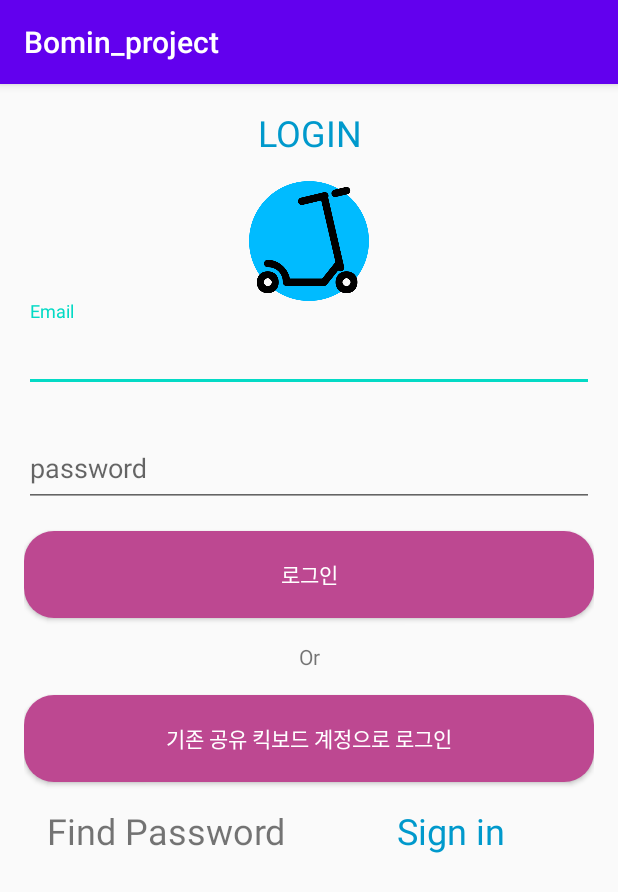
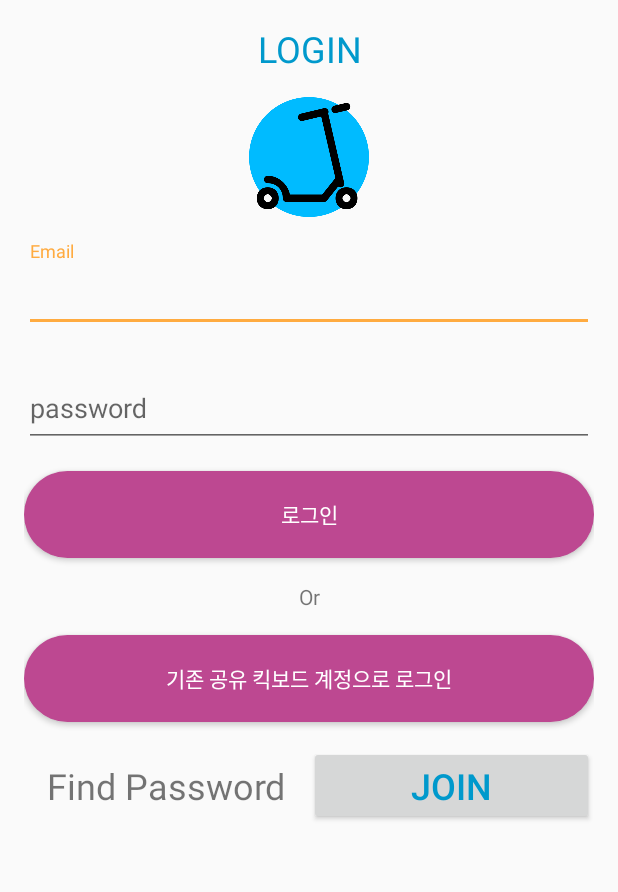
Before and after one commit to Ryuliguseul/BOMIN_Project, an Android app: the screen it shows after launch (MainActivity before the commit, LoginActivity after it), on a phone screen of 412 x 824 dp. Shown: the top 892 px of the screen. Run offline under Robolectric (Android 15) with nearby library versions, the phone set to English and light mode, and no system bars; our stand-ins replace Volley.

Commit message:
로그인 페이지 구현_v2

```diff
--- a/app/build.gradle
+++ b/app/build.gradle
@@ -31,4 +31,5 @@ dependencies {
     androidTestImplementation 'androidx.test.ext:junit:1.1.2'
     androidTestImplementation 'androidx.test.espresso:espresso-core:3.3.0'
 
+    implementation 'com.android.volley:volley:1.1.1'//서버통신 관련 라이브러리
 }
--- /dev/null
+++ b/app/src/main/java/com/example/bomin_project/LoginActivity.java
@@ -0,0 +1,92 @@
+package com.example.bomin_project;
+
+
+import android.content.Intent;
+import android.os.Bundle;
+import android.util.Log;
+import android.view.View;
+import android.widget.Button;
+import android.widget.EditText;
+import android.widget.Toast;
+
+import androidx.appcompat.app.AppCompatActivity;
+
+import com.android.volley.RequestQueue;
+import com.android.volley.Response;
+import com.android.volley.toolbox.Volley;
+
+import org.json.JSONException;
+import org.json.JSONObject;
+
+public class LoginActivity extends AppCompatActivity {
+
+    private EditText login_email, login_password;
+    private Button login_button, join_button;
+
+    @Override
+    protected void onCreate(Bundle savedInstanceState) {
+        super.onCreate( savedInstanceState );
+        setContentView( R.layout.activity_login );
+
+        login_email = findViewById( R.id.login_email );
+        login_password = findViewById( R.id.login_password );
+
+        join_button = findViewById( R.id.join_button );
+        join_button.setOnClickListener( new View.OnClickListener() {
+            @Override
+            public void onClick(View view) {
+                Log.v("회원가입", "Register on click 활성화 & Register Activity 시작");
+                Intent intent = new Intent( LoginActivity.this, RegisterActivity.class );
+                startActivity( intent );
+            }
+        });
+
+
+        login_button = findViewById( R.id.login_button );
+        login_button.setOnClickListener( new View.OnClickListener() {
+            @Override
+            public void onClick(View view) {
+                String UserEmail = login_email.getText().toString();
+                String UserPwd = login_password.getText().toString();
+                Log.v("로그인","로그인");
+                Response.Listener<String> responseListener = new Response.Listener<String>() {
+                    @Override
+                    public void onResponse(String response) {
+                        try {
+                            JSONObject jsonObject = new JSONObject( response );
+                            boolean success = jsonObject.getBoolean( "success" );
+
+                            if(success) {//로그인 성공시
+
+                                String UserEmail = jsonObject.getString( "UserEmail" );
+                                String UserPwd = jsonObject.getString( "UserPwd" );
+                                String UserName = jsonObject.getString( "UserName" );
+
+                                Toast.makeText( getApplicationContext(), String.format("%s님 환영합니다.", UserName), Toast.LENGTH_SHORT ).show();
+                                Intent intent = new Intent( LoginActivity.this, MainActivity.class );
+
+                                intent.putExtra( "UserEmail", UserEmail );
+                                intent.putExtra( "UserPwd", UserPwd );
+                                intent.putExtra( "UserName", UserName );
+
+                                startActivity( intent );
+
+                            } else {//로그인 실패시
+                                Toast.makeText( getApplicationContext(), "로그인에 실패하셨습니다.", Toast.LENGTH_SHORT ).show();
+                                return;
+                            }
+
+                        } catch (JSONException e) {
+                            e.printStackTrace();
+                        }
+                    }
+                };
+
+                LoginRequest loginRequest = new LoginRequest( UserEmail, UserPwd, responseListener );
+                RequestQueue queue = Volley.newRequestQueue(LoginActivity.this);
+                queue.add( loginRequest );
+
+            }
+        });
+    }
+}
--- a/app/src/main/java/com/example/bomin_project/MainActivity.java
+++ b/app/src/main/java/com/example/bomin_project/MainActivity.java
@@ -1,35 +1,53 @@
 package com.example.bomin_project;
+
+import android.os.Bundle;
+import android.util.Log;
+import android.widget.TextView;
 
 import androidx.appcompat.app.AppCompatActivity;
 
-import android.content.Intent;
-import android.os.Bundle;
-import com.google.android.material.textfield.TextInputEditText;
+import com.android.volley.Request;
+import com.android.volley.RequestQueue;
+import com.android.volley.Response;
+import com.android.volley.VolleyError;
+import com.android.volley.toolbox.StringRequest;
+import com.android.volley.toolbox.Volley;
 
 public class MainActivity extends AppCompatActivity {
 
-    TextInputEditText TextInputEditText_email, TextInputEditText_password;
-    private Object View;
+    private static final String TAG = "MAIN";
+    private TextView tv;
+    private RequestQueue queue;
 
     @Override
     protected void onCreate(Bundle savedInstanceState) {
         super.onCreate(savedInstanceState);
-        setContentView(R.layout.activity_login);
+        setContentView(R.layout.activity_main);
+        tv = findViewById(R.id.tvMain);
+        queue = Volley.newRequestQueue(this);
+        String url = "http://www.google.com";
+        Log.v("test","test");
+        StringRequest stringRequest = new StringRequest(Request.Method.GET, url, new Response.Listener<String>() {
+            @Override
+            public void onResponse(String response) {
+                tv.setText(response);
+            }
+        }, new Response.ErrorListener() {
+            @Override
+            public void onErrorResponse(VolleyError error) {
 
-        TextInputEditText_email = findViewById(R.id.TextInputEditText_email);
-        TextInputEditText_password = findViewById(R.id.TextInputEditText_password);
-/*
-        public void onClick(View v){
-            String email = TextInputEditText_email.getText().toString();
-            String password = TextInputEditText_password.getText().toString();
+            }
+        });
 
-            Intent intent = new Intent(MainActivity.this, LoginResultActivity.class);
-            intent.putExtra("email", email);
-            intent.putExtra("password", password);
-            startActivity(intent);
+        stringRequest.setTag(TAG);
+        queue.add(stringRequest);
+    }
 
+    @Override
+    protected void onStop() {
+        super.onStop();
+        if (queue != null) {
+            queue.cancelAll(TAG);
         }
-        */
-
     }
 }
--- a/app/src/main/res/drawable/button.xml
+++ b/app/src/main/res/drawable/button.xml
@@ -1,12 +1,28 @@
 <?xml version="1.0" encoding="utf-8"?>
 <selector xmlns:android="http://schemas.android.com/apk/res/android">
-    <item android:state_enabled="true">
-        <shape>
+    <item android:shape="rectangle">
+        <shape android:shape="rectangle">
             <solid android:color="#BD4891">
+            </solid>
+            <corners android:radius="100dp">
+            </corners>
+        </shape>
+    </item>
 
+    <item android:state_pressed="true">
+        <shape android:shape="rectangle">
+            <solid android:color="#941866">
+            </solid>
+            <corners android:radius="100dp">
+            </corners>
+        </shape>
+    </item>
+
+    <item android:state_enabled="false">
+        <shape android:shape="rectangle">
+            <solid android:color="#5A4351">
             </solid>
             <corners android:radius="20dp">
-
             </corners>
         </shape>
     </item>
--- a/app/src/main/res/layout/activity_login.xml
+++ b/app/src/main/res/layout/activity_login.xml
@@ -7,11 +7,11 @@
     android:orientation="vertical"
     android:paddingLeft="16dp"
     android:paddingRight="16dp"
-    android:paddingTop="16dp"
-    tools:context=".MainActivity"
-    >
+    android:paddingTop="16dp">
+    //tools:context=".MainActivity">
 
     <TextView
+        android:id="@id/text"
         android:layout_width="match_parent"
         android:layout_height="wrap_content"
         android:layout_marginBottom="16dp"
@@ -27,6 +27,7 @@
         android:background="@null"
         android:src="@drawable/main_icon"
         android:layout_gravity="center"
+        android:layout_marginBottom="16dp"
         ></ImageView>
 
     <com.google.android.material.textfield.TextInputLayout
@@ -34,10 +35,10 @@
         android:layout_height="wrap_content"
         android:layout_marginBottom="16dp">
         <com.google.android.material.textfield.TextInputEditText
+            android:id="@+id/login_email"
             android:layout_width="match_parent"
             android:layout_height="50dp"
-            android:hint="Email"
-            android:id="@+id/TextInputEditText_email">
+            android:hint="Email">
         </com.google.android.material.textfield.TextInputEditText>
 
     </com.google.android.material.textfield.TextInputLayout>
@@ -47,20 +48,21 @@
         android:layout_height="wrap_content"
         android:layout_marginBottom="16dp">
         <com.google.android.material.textfield.TextInputEditText
+            android:id="@+id/login_password"
             android:layout_width="match_parent"
             android:layout_height="50dp"
-            android:hint="password"
-            android:id="@+id/TextInputEditText_password">
+            android:hint="password">
         </com.google.android.material.textfield.TextInputEditText>
 
     </com.google.android.material.textfield.TextInputLayout>
 
     <Button
+        android:id="@+id/login_button"
         android:layout_width="match_parent"
         android:layout_height="58dp"
         android:layout_marginBottom="16dp"
+        android:background="@drawable/button"
         android:text="로그인"
-        android:background="@drawable/button"
         android:textColor="#ffffff"
         ></Button>
 
@@ -95,20 +97,17 @@
             android:text="Find Password"
             android:textSize="24sp"
             ></TextView>
-
-        <TextView
+        <Button
+            android:id="@+id/join_button"
             android:layout_width="match_parent"
             android:layout_height="wrap_content"
             android:gravity="center"
             android:layout_weight="5"
-            android:text="Sign in"
+            android:text="Join"
             android:textColor="@android:color/holo_blue_dark"
             android:textSize="24sp"
-            ></TextView>
-
+            ></Button>
     </LinearLayout>
 
 
-
-
 </LinearLayout>
--- a/app/src/main/res/values/colors.xml
+++ b/app/src/main/res/values/colors.xml
@@ -1,6 +1,7 @@
 <?xml version="1.0" encoding="utf-8"?>
 <resources>
-    <color name="colorPrimary">#6200EE</color>
-    <color name="colorPrimaryDark">#3700B3</color>
-    <color name="colorAccent">#03DAC5</color>
+    <color name="colorPrimary">#FFC107</color>
+    <color name="colorPrimaryDark">#FF7043</color>
+    <color name="colorAccent">#FFAB40</color>
+    <color name="colorGray">#8C8C8C</color>
 </resources>
--- a/app/src/main/res/values/styles.xml
+++ b/app/src/main/res/values/styles.xml
@@ -1,10 +1,20 @@
 <resources>
+
     <!-- Base application theme. -->
     <style name="AppTheme" parent="Theme.AppCompat.Light.DarkActionBar">
         <!-- Customize your theme here. -->
         <item name="colorPrimary">@color/colorPrimary</item>
         <item name="colorPrimaryDark">@color/colorPrimaryDark</item>
         <item name="colorAccent">@color/colorAccent</item>
+        <item name="windowActionBar">false</item>
+        <item name="windowNoTitle">true</item>
     </style>
 
+    <style name="defaultButton" parent="Widget.AppCompat.Button.Colored">
+        <item name="android:colorAccent">@color/colorAccent</item>
+    </style>
+
+    <style name="urgentButton" parent="Widget.AppCompat.Button.Colored">
+        <item name="android:colorPrimaryDark">@color/colorPrimaryDark</item>
+    </style>
 </resources>
```
Also changed, not shown: app/src/main/AndroidManifest.xml (+13 -1 lines), app/src/main/java/com/example/bomin_project/LoginRequest.java (added, +28 -0 lines), app/src/main/java/com/example/bomin_project/LoginResultActivity.java (deleted, +0 -26 lines), app/src/main/java/com/example/bomin_project/RegisterActivity.java (added, +165 -0 lines), app/src/main/java/com/example/bomin_project/RegisterRequest.java (added, +31 -0 lines), app/src/main/java/com/example/bomin_project/ValidateRequest.java (added, +27 -0 lines), app/src/main/res/layout/activity_join.xml (added, +105 -0 lines), app/src/main/res/layout/activity_main.xml (+6 -6 lines), app/src/main/res/xml/network_security_config.xml (added, +7 -0 lines).
